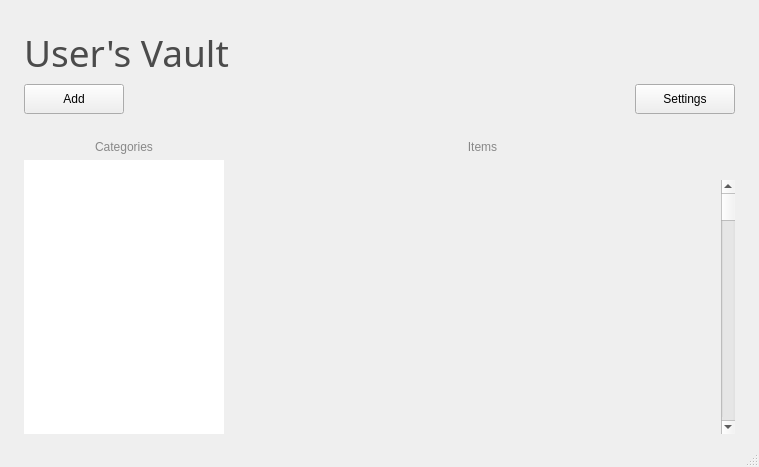
This is manager_window.ui in Affan-Mushahid/KeepSake as Qt 5 draws it before an edit. The edited form follows.
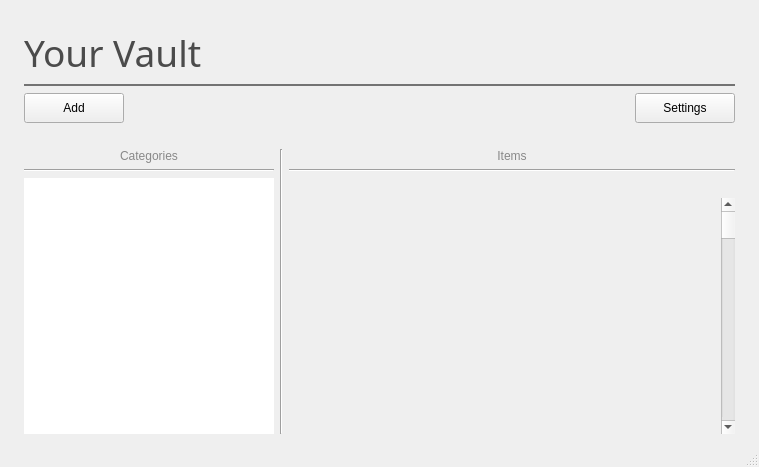
This is the edited form.

```diff
--- a/manager_window.ui
+++ b/manager_window.ui
@@ -53,7 +53,26 @@
 font: 28pt &quot;Franklin Gothic Heavy&quot;;</string>
         </property>
         <property name="text">
-         <string>User's Vault</string>
+         <string>Your Vault</string>
+        </property>
+       </widget>
+      </item>
+      <item>
+       <widget class="Line" name="line">
+        <property name="styleSheet">
+         <string notr="true">color: rgb(115, 115, 115);</string>
+        </property>
+        <property name="frameShadow">
+         <enum>QFrame::Plain</enum>
+        </property>
+        <property name="lineWidth">
+         <number>2</number>
+        </property>
+        <property name="midLineWidth">
+         <number>1</number>
+        </property>
+        <property name="orientation">
+         <enum>Qt::Horizontal</enum>
         </property>
        </widget>
       </item>
@@ -124,6 +143,9 @@
       </item>
       <item>
        <layout class="QHBoxLayout" name="horizontalLayout_2">
+        <property name="spacing">
+         <number>10</number>
+        </property>
         <item>
          <layout class="QHBoxLayout" name="horizontalLayout_6">
           <item>
@@ -152,28 +174,32 @@
              </widget>
             </item>
             <item>
-             <widget class="QListView" name="listView">
+             <widget class="Line" name="line_2">
+              <property name="orientation">
+               <enum>Qt::Horizontal</enum>
+              </property>
+             </widget>
+            </item>
+            <item>
+             <widget class="QListWidget" name="listWidget">
               <property name="sizePolicy">
-               <sizepolicy hsizetype="Fixed" vsizetype="Expanding">
+               <sizepolicy hsizetype="Minimum" vsizetype="Expanding">
                 <horstretch>0</horstretch>
                 <verstretch>0</verstretch>
                </sizepolicy>
               </property>
               <property name="minimumSize">
                <size>
-                <width>20</width>
+                <width>200</width>
                 <height>0</height>
                </size>
               </property>
               <property name="maximumSize">
                <size>
-                <width>200</width>
+                <width>250</width>
                 <height>16777215</height>
                </size>
               </property>
-              <property name="autoFillBackground">
-               <bool>false</bool>
-              </property>
               <property name="frameShape">
                <enum>QFrame::NoFrame</enum>
               </property>
@@ -181,15 +207,22 @@
                <enum>QFrame::Plain</enum>
               </property>
               <property name="lineWidth">
-               <number>10</number>
+               <number>1</number>
               </property>
               <property name="midLineWidth">
-               <number>26</number>
+               <number>1</number>
               </property>
              </widget>
             </item>
            </layout>
           </item>
+          <item>
+           <widget class="Line" name="line_4">
+            <property name="orientation">
+             <enum>Qt::Vertical</enum>
+            </property>
+           </widget>
+          </item>
           <item>
            <layout class="QVBoxLayout" name="verticalLayout_2">
             <item>
@@ -201,11 +234,21 @@
               <property name="text">
                <string>Items</string>
               </property>
+              <property name="textFormat">
+               <enum>Qt::AutoText</enum>
+              </property>
               <property name="alignment">
                <set>Qt::AlignCenter</set>
               </property>
              </widget>
             </item>
+            <item>
+             <widget class="Line" name="line_5">
+              <property name="orientation">
+               <enum>Qt::Horizontal</enum>
+              </property>
+             </widget>
+            </item>
             <item>
              <layout class="QHBoxLayout" name="horizontalLayout_3" stretch="0">
               <property name="sizeConstraint">
```
